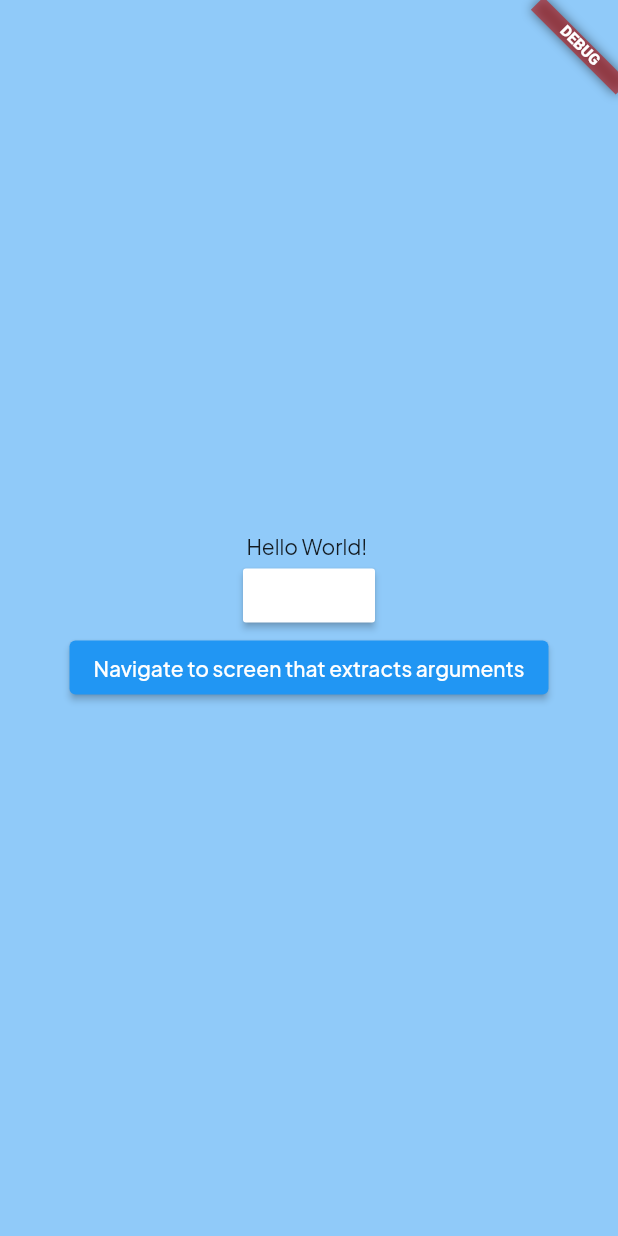
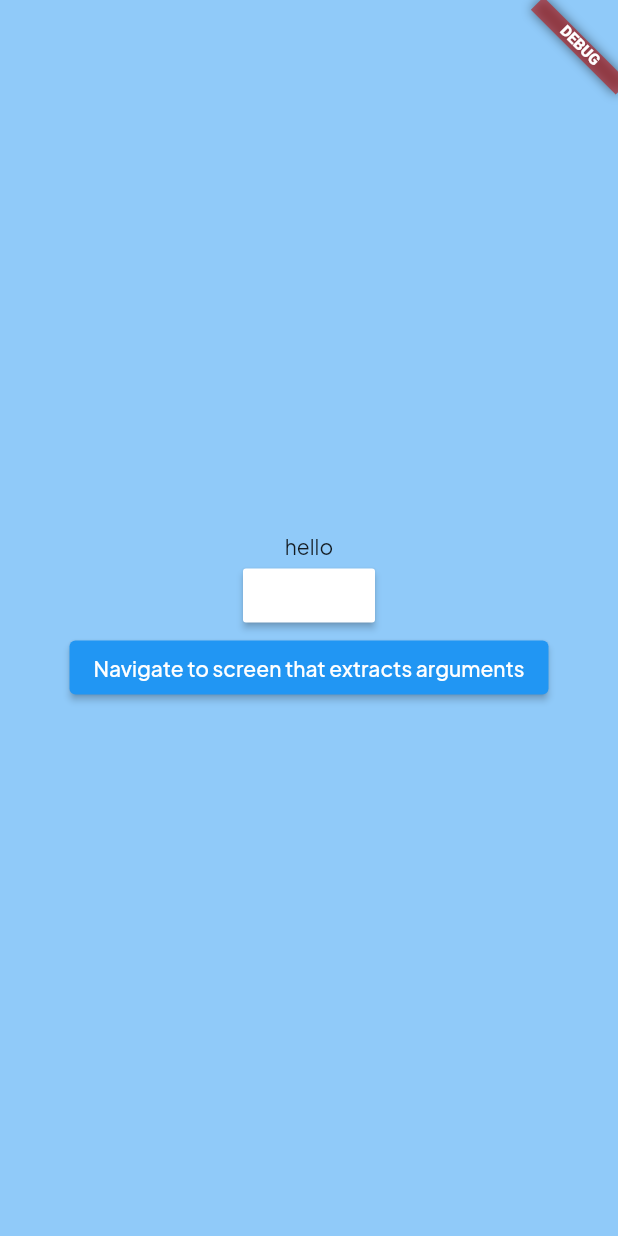
Before and after one commit to Hallis1221/Modlar, a Flutter app: the screen it shows after launch, on a phone screen of 412 x 824 dp. Run offline on Flutter 3.47's test engine with Material 2 defaults, Android fonts, the phone set to English and light mode, and no system bars; our stand-ins replace flutter_colorpicker, get_it, logger, package_info_plus, rxdart, shared_preferences; generated files the repository leaves out were written again.

Commit message:
:chart: Change the text on the home page to make it easier to test

```diff
--- a/ukeplanr_template/lib/UI/screens/testing/home/hello_world.dart
+++ b/ukeplanr_template/lib/UI/screens/testing/home/hello_world.dart
@@ -17,8 +17,8 @@ class PlaceholderWidget extends StatelessWidget {
         child: Column(
           mainAxisAlignment: MainAxisAlignment.center,
           children: <Widget>[
-            SelectableText(
-              AppLocalizations.of(context)!.helloWorld,
+            Text(
+              "hello",
               style: Theme.of(context).textTheme.bodyText1,
             ),
             ChangeLocale(
```
